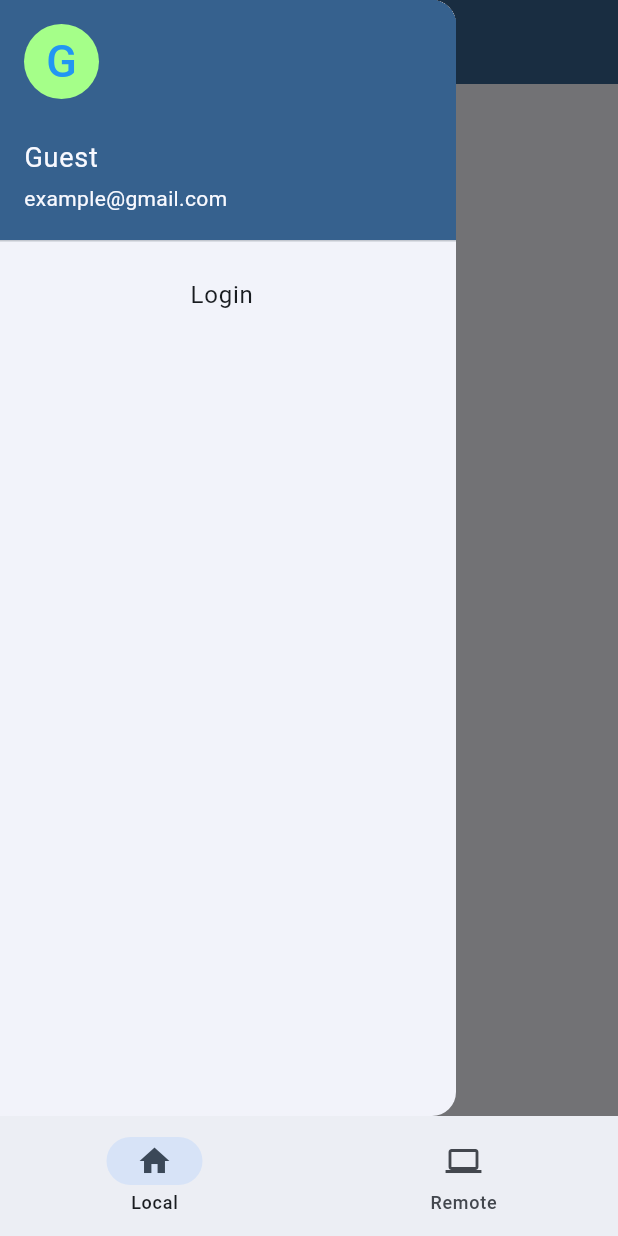
After one commit to DiAndEn0/gallery_app, a Flutter app: the screen it shows after launch, with the side drawer open, on a phone screen of 412 x 824 dp. The commit adds this screen. Run offline on Flutter 3.47's test engine with Material 3 defaults, Android fonts, the phone set to English and light mode, and no system bars; our stand-ins replace chewie, photo_view, video_player; missing offline and left inert: photo_manager.

Commit message:
Finished basic local gallery functionality, moved drawer to its own class

```diff
--- /dev/null
+++ b/lib/DefaultAppBar.dart
@@ -0,0 +1,49 @@
+import 'package:flutter/cupertino.dart';
+import 'package:flutter/material.dart';
+
+
+class DefaultAppBar extends StatelessWidget {
+   DefaultAppBar({
+    super.key,
+    required this.primaryColor,
+  });
+
+  final Color primaryColor;
+
+  @override
+  Widget build(BuildContext context) {
+    return Drawer(
+      child: ListView(
+        padding: const EdgeInsets.all(0),
+        children: [
+          UserAccountsDrawerHeader(
+            decoration: BoxDecoration(color: primaryColor ),
+            accountName: const Text(
+              //PLaceholder
+              "Guest",
+              style: TextStyle(fontSize: 18),
+            ),
+            //Placeholder
+            accountEmail: const Text("example@gmail.com"),
+            currentAccountPictureSize: const Size.square(50),
+            currentAccountPicture: const CircleAvatar(
+              backgroundColor: Color.fromARGB(255, 165, 255, 137),
+              child: Text(
+                //Placeholder
+                "G",
+                style: TextStyle(fontSize: 30.0, color: Colors.blue),
+              ),
+            ),
+          ),
+          ListTile(
+            title: const Text('Login', textAlign: TextAlign.center,),
+            onTap: () {
+              //Need to do logic
+              Navigator.pop(context);
+            },
+          ),
+        ],
+      ),
+    );
+  }
+}
--- a/lib/home.dart
+++ b/lib/home.dart
@@ -1,4 +1,5 @@
 import 'package:flutter/material.dart';
+import 'package:gallery_app/DefaultAppBar.dart';
 import 'package:provider/provider.dart';
 import 'package:photo_manager/photo_manager.dart';
 
@@ -115,6 +116,7 @@ class _PhoneGalleryState extends State<PhoneGallery> {
     _fetchAssets();
     super.initState();
   }
+
   @override
   Widget build(BuildContext context) {
     var appState = context.watch<MyAppState>();
@@ -124,43 +126,11 @@ class _PhoneGalleryState extends State<PhoneGallery> {
     return Scaffold(
       appBar: AppBar(title: const Text('Local Storage',),
       foregroundColor: Colors.white, backgroundColor: primaryColor,),
-      drawer: Drawer(
-        child: ListView(
-          padding: const EdgeInsets.all(0),
-          children: [
-            UserAccountsDrawerHeader(
-              decoration: BoxDecoration(color: primaryColor ),
-              accountName: const Text(
-                //PLaceholder
-                "Guest",
-                style: TextStyle(fontSize: 18),
-              ),
-              //Placeholder
-              accountEmail: const Text("example@gmail.com"),
-              currentAccountPictureSize: const Size.square(50),
-              currentAccountPicture: const CircleAvatar(
-                backgroundColor: Color.fromARGB(255, 165, 255, 137),
-                child: Text(
-                  //Placeholder
-                  "G",
-                  style: TextStyle(fontSize: 30.0, color: Colors.blue),
-                ),
-              ),
-            ),
-            ListTile(
-              title: const Text('Login', textAlign: TextAlign.center,),
-              onTap: () {
-                //Need to do logic
-                Navigator.pop(context);
-              },
-            ),
-          ],
-        ),
-      ),
+      drawer: DefaultAppBar(primaryColor: primaryColor),
       body: Center(
         child: appState.auth ? GridView.builder(
           gridDelegate: const SliverGridDelegateWithFixedCrossAxisCount(
-              crossAxisCount: 6
+              crossAxisCount: 4
           ),
           itemCount: assets.length,
           itemBuilder: (_, index){
```
Also changed, not shown: lib/AssetThumbnail.dart (+47 -1 lines), lib/ImageView.dart (added, +31 -0 lines), lib/VideoView.dart (added, +79 -0 lines).
